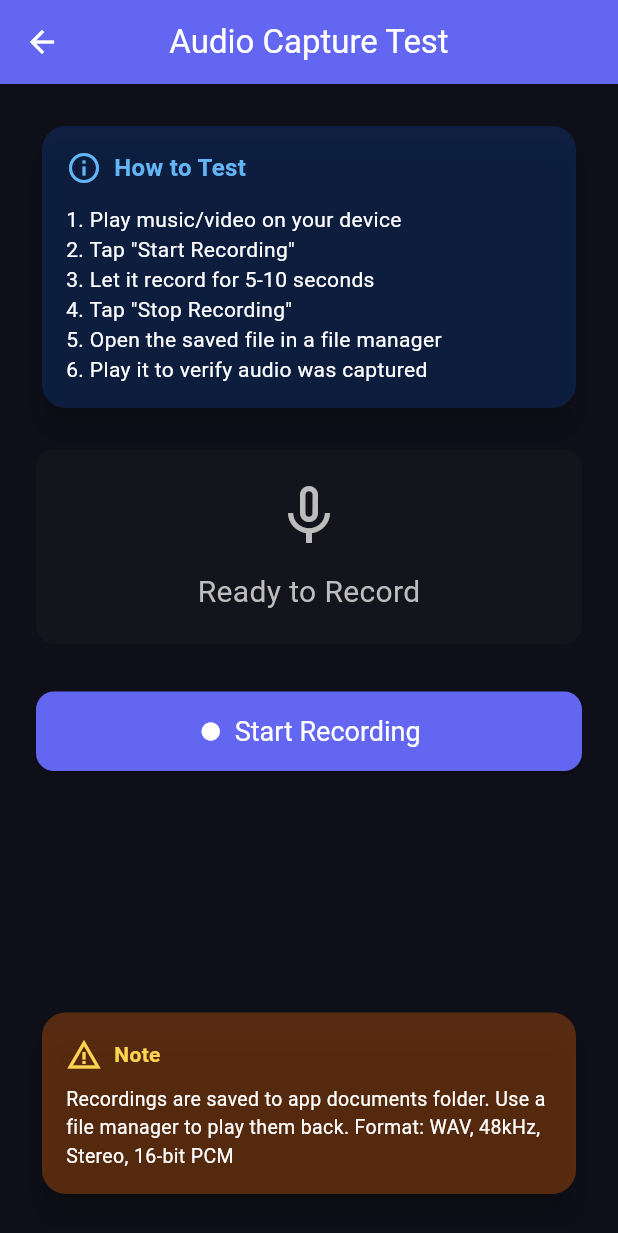
After one commit to SooryaPandian/music-sharer, a Flutter app: the AudioTestScreen screen opened directly, on a phone screen of 412 x 824 dp. The commit adds this screen. Shown: the top 1233 px of the screen. Run offline on Flutter 3.47's test engine with Material 3 defaults, Android fonts, the phone set to English and light mode, and no system bars; our stand-ins replace audioplayers, shared_preferences; missing offline and left inert: flutter_webrtc, system_audio_recorder; accounts and stored records are empty.

Commit message:
system audio capture flutter

```diff
--- /dev/null
+++ b/music_sharer_flutter/lib/screens/audio_test_screen.dart
@@ -0,0 +1,574 @@
+import 'dart:async';
+import 'dart:io';
+import 'package:flutter/material.dart';
+import 'package:path_provider/path_provider.dart';
+import 'package:audioplayers/audioplayers.dart';
+import 'package:system_audio_recorder/system_audio_recorder.dart';
+
+/// Audio test screen for debugging system audio capture
+/// Records audio to WAV file and plays it back to verify capture works
+class AudioTestScreen extends StatefulWidget {
+  const AudioTestScreen({super.key});
+
+  @override
+  State<AudioTestScreen> createState() => _AudioTestScreenState();
+}
+
+class _AudioTestScreenState extends State<AudioTestScreen> {
+  bool _isRecording = false;
+  bool _hasRecording = false;
+  String? _recordingPath;
+  Duration _recordingDuration = Duration.zero;
+  Timer? _durationTimer;
+  int _recordedBytes = 0;
+
+  // Audio player
+  final AudioPlayer _audioPlayer = AudioPlayer();
+  bool _isPlaying = false;
+  Duration _playbackPosition = Duration.zero;
+  Duration _playbackDuration = Duration.zero;
+  StreamSubscription? _playerPositionSubscription;
+  StreamSubscription? _playerDurationSubscription;
+  StreamSubscription? _playerStateSubscription;
+
+  @override
+  void initState() {
+    super.initState();
+
+    // Listen to player position
+    _playerPositionSubscription = _audioPlayer.onPositionChanged.listen((position) {
+      if (mounted) {
+        setState(() {
+          _playbackPosition = position;
+        });
+      }
+    });
+
+    // Listen to player duration
+    _playerDurationSubscription = _audioPlayer.onDurationChanged.listen((duration) {
+      if (mounted) {
+        setState(() {
+          _playbackDuration = duration;
+        });
+      }
+    });
+
+    // Listen to player state
+    _playerStateSubscription = _audioPlayer.onPlayerStateChanged.listen((state) {
+      if (mounted) {
+        setState(() {
+          _isPlaying = state == PlayerState.playing;
+          if (state == PlayerState.completed) {
+            _playbackPosition = Duration.zero;
+          }
+        });
+      }
+    });
+  }
+
+  @override
+  void dispose() {
+    _durationTimer?.cancel();
+    _audioPlayer.dispose();
+    _playerPositionSubscription?.cancel();
+    _playerDurationSubscription?.cancel();
+    _playerStateSubscription?.cancel();
+    super.dispose();
+  }
+
+  Future<void> _startRecording() async {
+    try {
+      debugPrint('[AudioTest] ========== Starting Recording ==========');
+
+      // Clear previous recording
+      _recordedBytes = 0;
+      _recordingDuration = Duration.zero;
+
+      // Get output path for WAV file
+      final directory = await getApplicationDocumentsDirectory();
+      final timestamp = DateTime.now().millisecondsSinceEpoch;
+      final wavPath = '${directory.path}/recording_$timestamp.wav';
+
+      debugPrint('[AudioTest] Output path: $wavPath');
+
+      // Ensure output file doesn't exist
+      final outputFile = File(wavPath);
+      if (await outputFile.exists()) {
+        await outputFile.delete();
+      }
+
+      // Request permission and start recording
+      debugPrint('[AudioTest] Requesting MediaProjection permission...');
+      final isConfirmed = await SystemAudioRecorder.requestRecord(
+        titleNotification: 'Audio Test Recording',
+        messageNotification: 'Recording system audio for testing',
+      );
+
+      debugPrint('[AudioTest] Permission result: $isConfirmed');
+
+      if (!isConfirmed) {
+        _showError('Please grant screen capture permission to record audio');
+        return;
+      }
+
+      // Start recording to file
+      debugPrint('[AudioTest] Starting recording to file...');
+      final isStarted = await SystemAudioRecorder.startRecord(
+        toStream: false,
+        toFile: true,
+        filePath: wavPath,
+      );
+
+      debugPrint('[AudioTest] Recording started: $isStarted');
+
+      if (!isStarted) {
+        _showError('Failed to start recording');
+        return;
+      }
+
+      // Store the recording path
+      _recordingPath = wavPath;
+
+      setState(() {
+        _isRecording = true;
+        _hasRecording = false;
+      });
+
+      // Start duration timer
+      _durationTimer = Timer.periodic(const Duration(seconds: 1), (timer) {
+        if (mounted) {
+          setState(() {
+            _recordingDuration = Duration(seconds: timer.tick);
+          });
+
+          // Update file size if file exists
+          _updateFileSize();
+        }
+      });
+
+      debugPrint('[AudioTest] ✅ Recording started successfully');
+      _showSuccess('Recording started! Play some audio on your device.');
+    } catch (e, stackTrace) {
+      debugPrint('[AudioTest] ❌ Failed to start recording: $e');
+      debugPrint('[AudioTest] Stack trace: $stackTrace');
+      _showError('Failed to start recording: $e');
+      setState(() => _isRecording = false);
+    }
+  }
+
+  Future<void> _updateFileSize() async {
+    if (_recordingPath != null) {
+      try {
+        final file = File(_recordingPath!);
+        if (await file.exists()) {
+          final size = await file.length();
+          if (mounted) {
+            setState(() {
+              _recordedBytes = size;
+            });
+          }
+        }
+      } catch (e) {
+        // Ignore errors during size check
+      }
+    }
+  }
+
+  Future<void> _stopRecording() async {
+    debugPrint('[AudioTest] ========== Stopping Recording ==========');
+
+    // Stop duration timer
+    _durationTimer?.cancel();
+    _durationTimer = null;
+
+    // Stop the system audio recorder
+    try {
+      debugPrint('[AudioTest] Stopping system audio recorder...');
+      await SystemAudioRecorder.stopRecord();
+      debugPrint('[AudioTest] ✅ Recorder stopped');
+    } catch (e) {
+      debugPrint('[AudioTest] ⚠️ Error stopping recorder: $e');
+    }
+
+    setState(() => _isRecording = false);
+
+    // Check if we have a recording file
+    if (_recordingPath == null) {
+      debugPrint('[AudioTest] ❌ No recording path available');
+      _showError('No recording path available');
+      return;
+    }
+
+    final wavFile = File(_recordingPath!);
+    if (!await wavFile.exists()) {
+      debugPrint('[AudioTest] ❌ WAV file does not exist');
+      _showError('Recording file not found');
+      return;
+    }
+
+    final fileSize = await wavFile.length();
+    debugPrint('[AudioTest] WAV file size: $fileSize bytes');
+
+    if (fileSize == 0) {
+      debugPrint('[AudioTest] ❌ WAV file is empty');
+      _showError('No audio data recorded. Make sure audio is playing on your device.');
+      return;
+    }
+
+    // Recording is ready
+    setState(() {
+      _hasRecording = true;
+      _recordedBytes = fileSize;
+    });
+
+    debugPrint('[AudioTest] ✅ Recording saved: $_recordingPath');
+    _showSuccess('Recording saved! ${_formatBytes(_recordedBytes)} recorded');
+  }
+
+  String _formatBytes(int bytes) {
+    if (bytes < 1024) return '$bytes B';
+    if (bytes < 1024 * 1024) return '${(bytes / 1024).toStringAsFixed(1)} KB';
+    return '${(bytes / (1024 * 1024)).toStringAsFixed(1)} MB';
+  }
+
+  String _formatDuration(Duration duration) {
+    String twoDigits(int n) => n.toString().padLeft(2, '0');
+    return '${twoDigits(duration.inMinutes)}:${twoDigits(duration.inSeconds.remainder(60))}';
+  }
+
+  void _showError(String message) {
+    if (mounted) {
+      ScaffoldMessenger.of(context).showSnackBar(
+        SnackBar(
+          content: Text(message),
+          backgroundColor: Colors.red,
+        ),
+      );
+    }
+  }
+
+  void _showSuccess(String message) {
+    if (mounted) {
+      ScaffoldMessenger.of(context).showSnackBar(
+        SnackBar(
+          content: Text(message),
+          backgroundColor: Colors.green,
+        ),
+      );
+    }
+  }
+
+  Future<void> _deleteRecording() async {
+    if (_recordingPath != null) {
+      try {
+        // Stop playback first if playing
+        await _audioPlayer.stop();
+
+        final file = File(_recordingPath!);
+        if (await file.exists()) {
+          await file.delete();
+        }
+        setState(() {
+          _hasRecording = false;
+          _recordingPath = null;
+          _recordedBytes = 0;
+          _recordingDuration = Duration.zero;
+          _playbackPosition = Duration.zero;
+          _playbackDuration = Duration.zero;
+        });
+        _showSuccess('Recording deleted');
+      } catch (e) {
+        _showError('Failed to delete: $e');
+      }
+    }
+  }
+
+  Future<void> _playRecording() async {
+    if (_recordingPath == null) return;
+
+    try {
+      debugPrint('[AudioTest] Playing: $_recordingPath');
+      await _audioPlayer.play(DeviceFileSource(_recordingPath!));
+    } catch (e) {
+      debugPrint('[AudioTest] Playback error: $e');
+      _showError('Playback error: $e');
+    }
+  }
+
+  Future<void> _pauseRecording() async {
+    await _audioPlayer.pause();
+  }
+
+  Future<void> _stopPlayback() async {
+    await _audioPlayer.stop();
+  }
+
+  @override
+  Widget build(BuildContext context) {
+    return Scaffold(
+      appBar: AppBar(
+        title: const Text('Audio Capture Test'),
+        backgroundColor: const Color(0xFF6366F1),
+      ),
+      body: SafeArea(
+        child: Padding(
+          padding: const EdgeInsets.all(24),
+          child: Column(
+            crossAxisAlignment: CrossAxisAlignment.stretch,
+            children: [
+              // Instructions
+              Card(
+                color: Colors.blue.shade900.withOpacity(0.3),
+                child: Padding(
+                  padding: const EdgeInsets.all(16),
+                  child: Column(
+                    crossAxisAlignment: CrossAxisAlignment.start,
+                    children: [
+                      Row(
+                        children: [
+                          Icon(Icons.info_outline, color: Colors.blue.shade300),
+                          const SizedBox(width: 8),
+                          Text(
+                            'How to Test',
+                            style: TextStyle(
+                              fontSize: 16,
+                              fontWeight: FontWeight.bold,
+                              color: Colors.blue.shade300,
+                            ),
+                          ),
+                        ],
+                      ),
+                      const SizedBox(height: 12),
+                      const Text(
+                        '1. Play music/video on your device\n'
+                        '2. Tap "Start Recording"\n'
+                        '3. Let it record for 5-10 seconds\n'
+                        '4. Tap "Stop Recording"\n'
+                        '5. Open the saved file in a file manager\n'
+                        '6. Play it to verify audio was captured',
+                        style: TextStyle(fontSize: 14),
+                      ),
+                    ],
+                  ),
+                ),
+              ),
+              const SizedBox(height: 24),
+
+              // Recording status
+              if (_isRecording) ...[
+                Container(
+                  padding: const EdgeInsets.all(20),
+                  decoration: BoxDecoration(
+                    color: Colors.red.shade900.withOpacity(0.3),
+                    borderRadius: BorderRadius.circular(12),
+                    border: Border.all(color: Colors.red, width: 2),
+                  ),
+                  child: Column(
+                    children: [
+                      const Icon(Icons.fiber_manual_record, color: Colors.red, size: 48),
+                      const SizedBox(height: 12),
+                      const Text(
+                        'RECORDING',
+                        style: TextStyle(
+                          fontSize: 24,
+                          fontWeight: FontWeight.bold,
+                          color: Colors.red,
+                        ),
+                      ),
+                      const SizedBox(height: 8),
+                      Text(
+                        _formatDuration(_recordingDuration),
+                        style: const TextStyle(fontSize: 32, fontFamily: 'monospace'),
+                      ),
+                      const SizedBox(height: 8),
+                      Text(
+                        '${_formatBytes(_recordedBytes)} captured',
+                        style: TextStyle(color: Colors.grey.shade400),
+                      ),
+                    ],
+                  ),
+                ),
+              ] else if (_hasRecording) ...[
+                Container(
+                  padding: const EdgeInsets.all(20),
+                  decoration: BoxDecoration(
+                    color: Colors.green.shade900.withOpacity(0.3),
+                    borderRadius: BorderRadius.circular(12),
+                    border: Border.all(color: Colors.green, width: 2),
+                  ),
+                  child: Column(
+                    children: [
+                      const Icon(Icons.check_circle, color: Colors.green, size: 48),
+                      const SizedBox(height: 12),
+                      const Text(
+                        'Recording Saved!',
+                        style: TextStyle(
+                          fontSize: 20,
+                          fontWeight: FontWeight.bold,
+                          color: Colors.green,
+                        ),
+                      ),
+                      const SizedBox(height: 8),
+                      Text(
+                        'Duration: ${_formatDuration(_recordingDuration)}',
+                        style: const TextStyle(fontSize: 16),
+                      ),
+                      Text(
+                        'Size: ${_formatBytes(_recordedBytes)}',
+                        style: TextStyle(color: Colors.grey.shade400),
+                      ),
+                      const SizedBox(height: 12),
+                      Text(
+                        _recordingPath ?? '',
+                        style: TextStyle(
+                          fontSize: 12,
+                          color: Colors.grey.shade500,
+                          fontFamily: 'monospace',
+                        ),
+                        textAlign: TextAlign.center,
+                      ),
+                    ],
+                  ),
+                ),
+              ] else ...[
+                Container(
+                  padding: const EdgeInsets.all(20),
+                  decoration: BoxDecoration(
+                    color: Colors.grey.shade900.withOpacity(0.3),
+                    borderRadius: BorderRadius.circular(12),
+                  ),
+                  child: Column(
+                    children: [
+                      Icon(Icons.mic_none, color: Colors.grey.shade400, size: 48),
+                      const SizedBox(height: 12),
+                      Text(
+                        'Ready to Record',
+                        style: TextStyle(
+                          fontSize: 20,
+                          color: Colors.grey.shade400,
+                        ),
+                      ),
+                    ],
+                  ),
+                ),
+              ],
+
+              const SizedBox(height: 32),
+
+              // Control buttons
+              if (_isRecording) ...[
+                ElevatedButton.icon(
+                  onPressed: _stopRecording,
+                  icon: const Icon(Icons.stop),
+                  label: const Text('Stop Recording'),
+                  style: ElevatedButton.styleFrom(
+                    backgroundColor: Colors.red.shade700,
+                    padding: const EdgeInsets.symmetric(vertical: 16),
+                    textStyle: const TextStyle(fontSize: 18),
+                  ),
+                ),
+              ] else ...[
+                ElevatedButton.icon(
+                  onPressed: _startRecording,
+                  icon: const Icon(Icons.fiber_manual_record),
+                  label: const Text('Start Recording'),
+                  style: ElevatedButton.styleFrom(
+                    backgroundColor: const Color(0xFF6366F1),
+                    padding: const EdgeInsets.symmetric(vertical: 16),
+                    textStyle: const TextStyle(fontSize: 18),
+                  ),
+                ),
+                if (_hasRecording) ...[
+                  const SizedBox(height: 16),
+                  // Playback controls
+                  Row(
+                    mainAxisAlignment: MainAxisAlignment.center,
+                    children: [
+                      // Play/Pause button
+                      ElevatedButton.icon(
+                        onPressed: _isPlaying ? _pauseRecording : _playRecording,
+                        icon: Icon(_isPlaying ? Icons.pause : Icons.play_arrow),
+                        label: Text(_isPlaying ? 'Pause' : 'Play'),
+                        style: ElevatedButton.styleFrom(
+                          backgroundColor: Colors.green.shade700,
+                          padding: const EdgeInsets.symmetric(horizontal: 24, vertical: 12),
+                        ),
+                      ),
+                      if (_isPlaying) ...[
+                        const SizedBox(width: 12),
+                        // Stop button
+                        ElevatedButton.icon(
+                          onPressed: _stopPlayback,
+                          icon: const Icon(Icons.stop),
+                          label: const Text('Stop'),
+                          style: ElevatedButton.styleFrom(
+                            backgroundColor: Colors.grey.shade700,
+                            padding: const EdgeInsets.symmetric(horizontal: 24, vertical: 12),
+                          ),
+                        ),
+                      ],
+                    ],
+                  ),
+                  // Playback progress
+                  if (_playbackDuration > Duration.zero) ...[
+                    const SizedBox(height: 12),
+                    Text(
+                      '${_formatDuration(_playbackPosition)} / ${_formatDuration(_playbackDuration)}',
+                      style: const TextStyle(fontSize: 14, fontFamily: 'monospace'),
+                    ),
+                  ],
+                  const SizedBox(height: 12),
+                  OutlinedButton.icon(
+                    onPressed: _deleteRecording,
+                    icon: const Icon(Icons.delete_outline),
+                    label: const Text('Delete Recording'),
+                    style: OutlinedButton.styleFrom(
+                      foregroundColor: Colors.red.shade400,
+                      side: BorderSide(color: Colors.red.shade400),
+                      padding: const EdgeInsets.symmetric(vertical: 16),
+                    ),
+                  ),
+                ],
+              ],
+
+              const Spacer(),
+
+              // Info card
+              Card(
+                color: Colors.amber.shade900.withOpacity(0.3),
+                child: Padding(
+                  padding: const EdgeInsets.all(16),
+                  child: Column(
+                    crossAxisAlignment: CrossAxisAlignment.start,
+                    children: [
+                      Row(
+                        children: [
+                          Icon(Icons.warning_amber, color: Colors.amber.shade300),
+                          const SizedBox(width: 8),
+                          Text(
+                            'Note',
+                            style: TextStyle(
+                              fontWeight: FontWeight.bold,
+                              color: Colors.amber.shade300,
+                            ),
+                          ),
+                        ],
+                      ),
+                      const SizedBox(height: 8),
+                      const Text(
+                        'Recordings are saved to app documents folder. '
+                        'Use a file manager to play them back. '
+                        'Format: WAV, 48kHz, Stereo, 16-bit PCM',
+                        style: TextStyle(fontSize: 13),
+                      ),
+                    ],
+                  ),
+                ),
+              ),
+            ],
+          ),
+        ),
+      ),
+    );
+  }
+}
--- a/music_sharer_flutter/pubspec.yaml
+++ b/music_sharer_flutter/pubspec.yaml
@@ -14,6 +14,9 @@ dependencies:
   web_socket_channel: ^3.0.1
   provider: ^6.1.2
   shared_preferences: ^2.3.5
+  audioplayers: ^6.1.0
+  path_provider: ^2.1.5
+  system_audio_recorder: ^0.0.1
 
 dev_dependencies:
   flutter_test:
```
Also changed, not shown: music_sharer_flutter/lib/screens/audio_test_playback_methods.txt (added, +35 -0 lines), music_sharer_flutter/lib/screens/home_screen.dart (+12 -0 lines), music_sharer_flutter/pubspec.lock, 1 other file.
